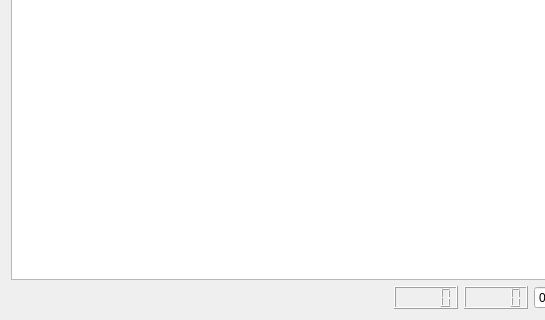
The window that Lab-2/treewidget.ui (Helbushek/2nd_course_2.0) describes before a commit, drawn with Qt 5; both pictures show x 0 to 545 and y 181 to 501 of the 758 by 501 pixel window.
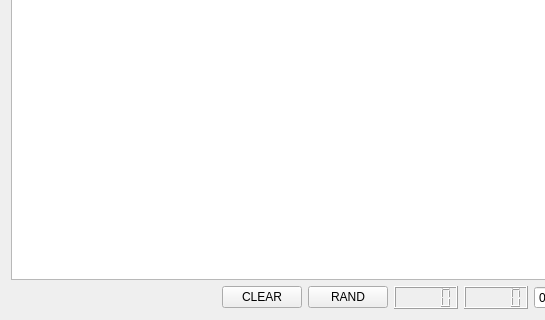
The same window after the commit.

```diff
--- a/Lab-2/treewidget.ui
+++ b/Lab-2/treewidget.ui
@@ -32,6 +32,20 @@
        </property>
       </spacer>
      </item>
+     <item>
+      <widget class="QPushButton" name="pushButtonClear">
+       <property name="text">
+        <string>CLEAR</string>
+       </property>
+      </widget>
+     </item>
+     <item>
+      <widget class="QPushButton" name="pushButtonRand">
+       <property name="text">
+        <string>RAND</string>
+       </property>
+      </widget>
+     </item>
      <item>
       <widget class="QLCDNumber" name="lcdNumber_2"/>
      </item>
```
